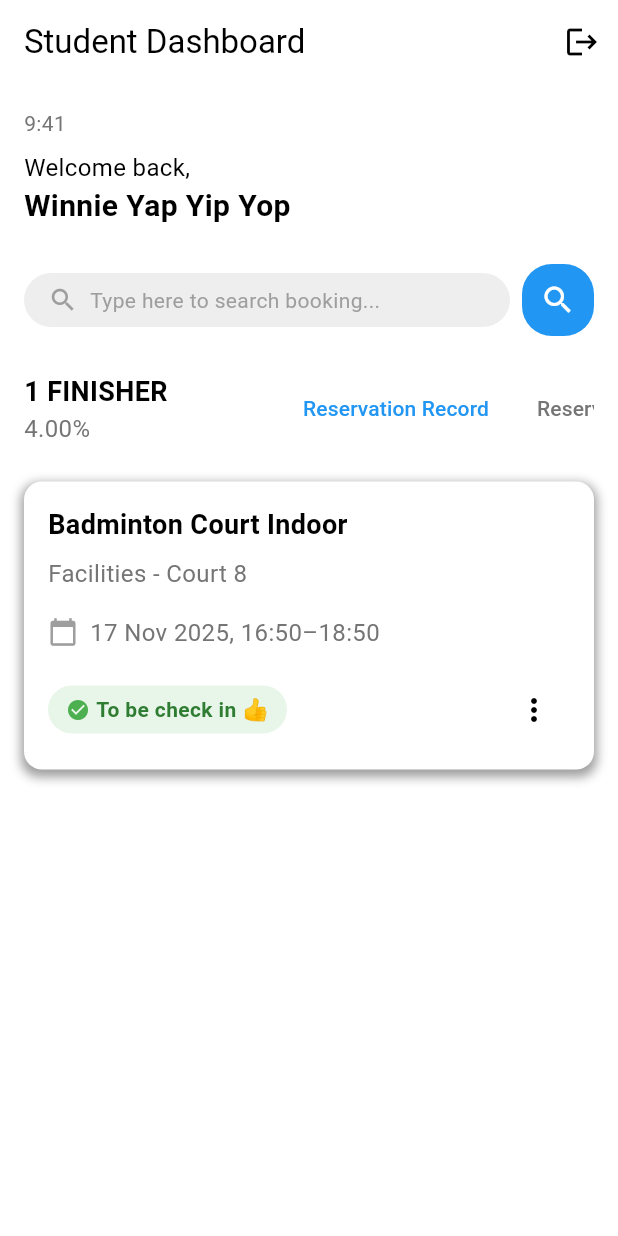
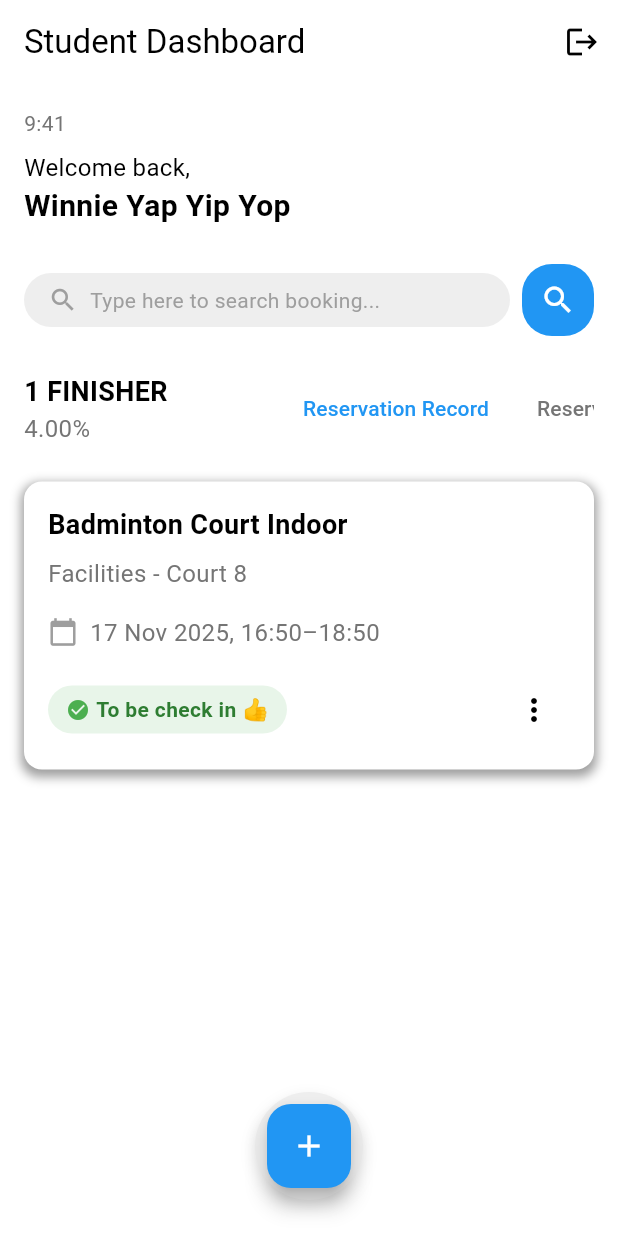
Before and after one commit to Dart-Master/utmsport, a Flutter app: the StudentPage screen opened directly, on a phone screen of 412 x 824 dp. Run offline on Flutter 3.47's test engine with Material 3 defaults, Android fonts, the light colour scheme and no system bars; our stand-ins replace cloud_firestore, firebase_auth, firebase_core; accounts and stored records are empty.

Commit message:
connect route main to courtBooking

```diff
--- a/flutter_application_1/lib/views/student_page.dart
+++ b/flutter_application_1/lib/views/student_page.dart
@@ -1,5 +1,6 @@
 import 'package:flutter/material.dart';
 import 'login_page.dart';
+import 'courtBooking.dart'; // Import your booking page
 
 class StudentPage extends StatelessWidget {
   const StudentPage({super.key});
@@ -244,6 +245,49 @@ class StudentPage extends StatelessWidget {
           ],
         ),
       ),
+      bottomNavigationBar: BottomAppBar(
+        shape: const CircularNotchedRectangle(),
+        notchMargin: 8,
+        child: SizedBox(
+          height: 56,
+          child: Row(
+            mainAxisAlignment: MainAxisAlignment.center,
+            children: const [
+              // You can add other navigation icons here if needed
+            ],
+          ),
+        ),
+      ),
+      floatingActionButton: Transform.translate(
+        offset: const Offset(0, 20), // Move the button 20 pixels down
+        child: Container(
+          decoration: BoxDecoration(
+            color: Colors.grey[200], // Light grey background
+            shape: BoxShape.circle,
+            boxShadow: [
+              BoxShadow(
+                color: Colors.grey.withOpacity(0.3),
+                blurRadius: 8,
+                offset: const Offset(0, 4),
+              ),
+            ],
+          ),
+          padding: const EdgeInsets.all(8), // Space around the FAB
+          child: FloatingActionButton(
+            onPressed: () {
+              Navigator.push(
+                context,
+                MaterialPageRoute(
+                    builder: (context) => const SportsCourtBooking()),
+              );
+            },
+            child: const Icon(Icons.add),
+            backgroundColor: Colors.blue,
+            tooltip: 'Book a Court',
+          ),
+        ),
+      ),
+      floatingActionButtonLocation: FloatingActionButtonLocation.centerDocked,
     );
   }
 }
```
Also changed, not shown: flutter_application_1/lib/views/courtBooking.dart (renamed from flutter_application_1/lib/courtBooking.dart), 4 other files.
